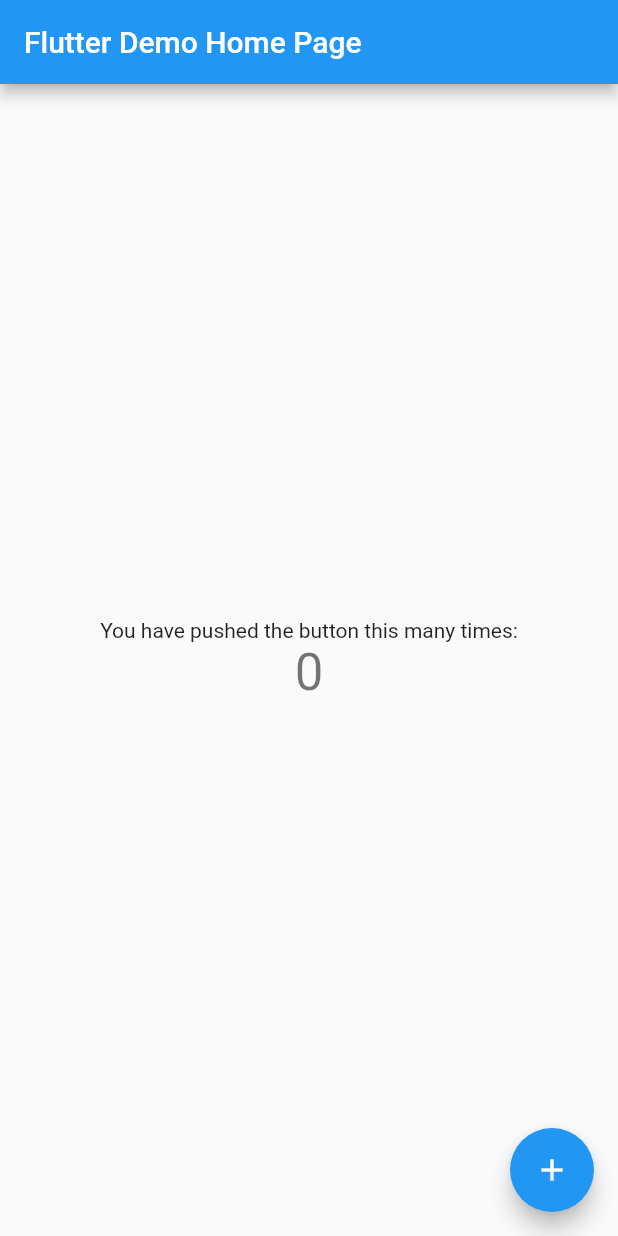
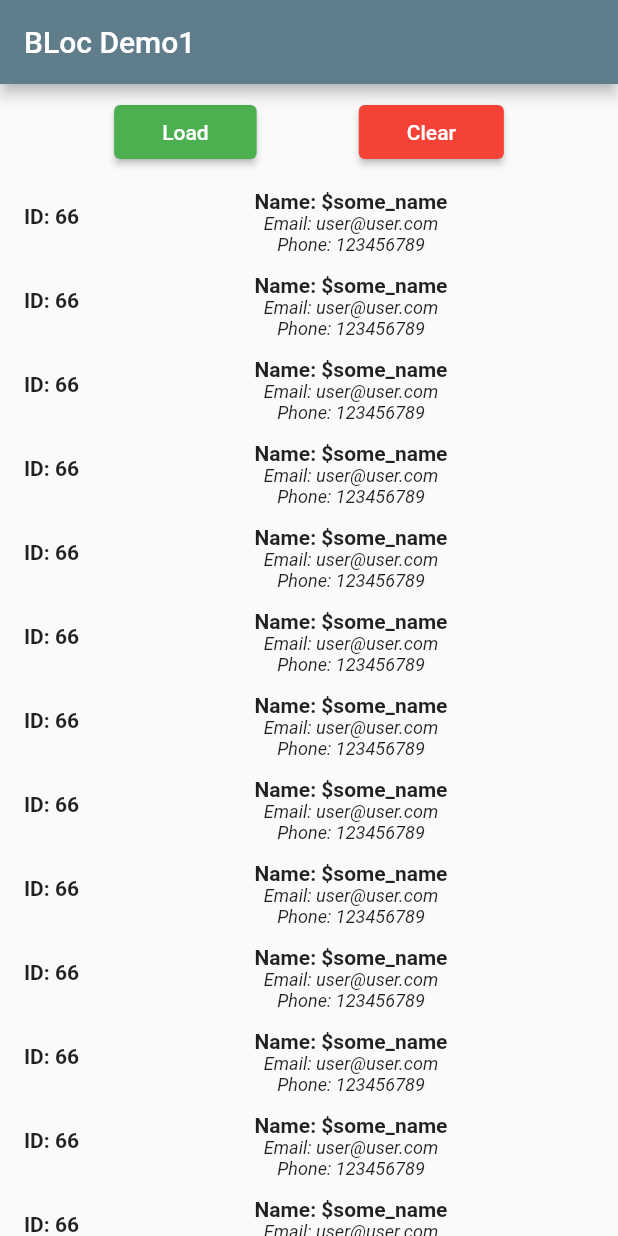
Before and after one commit to Spiritfaer/bloc_practics, a Flutter app: the screen it shows after launch, on a phone screen of 412 x 824 dp. Run offline on Flutter 3.47's test engine with Material 2 defaults, Android fonts, the phone set to English and light mode, and no system bars.

Commit message:
add models and home view

```diff
--- /dev/null
+++ b/lib/home_page.dart
@@ -0,0 +1,22 @@
+import 'package:flutter/material.dart';
+
+import 'widgets/action_buttons.dart';
+import 'widgets/user_list.dart';
+
+class HomePage extends StatelessWidget {
+  HomePage({Key? key}) : super(key: key);
+
+  @override
+  Widget build(BuildContext context) {
+    return Scaffold(
+      appBar: AppBar(title: Text('BLoc Demo1')),
+      body: Column(
+        crossAxisAlignment: CrossAxisAlignment.center,
+        children: [
+          ActionButtons(),
+          Expanded(child: UserList()),
+        ],
+      ),
+    );
+  }
+}
--- a/lib/main.dart
+++ b/lib/main.dart
@@ -1,4 +1,6 @@
 import 'package:flutter/material.dart';
+
+import 'home_page.dart';
 
 void main() {
   runApp(MyApp());
@@ -8,57 +10,25 @@ class MyApp extends StatelessWidget {
   @override
   Widget build(BuildContext context) {
     return MaterialApp(
-      title: 'Flutter Demo',
+      debugShowCheckedModeBanner: false,
+      title: 'BLoC Demo1',
       theme: ThemeData(
-        primarySwatch: Colors.blue,
+        primarySwatch: Colors.blueGrey,
+        textTheme: Theme.of(context).textTheme.copyWith(
+            bodyText1: TextStyle(
+              fontSize: 14.0,
+              fontWeight: FontWeight.normal,
+            ),
+            bodyText2: TextStyle(
+              fontSize: 14.0,
+              fontWeight: FontWeight.bold,
+            ),
+            subtitle1: TextStyle(
+              fontSize: 12.0,
+              fontStyle: FontStyle.italic,
+            )),
       ),
-      home: MyHomePage(title: 'Flutter Demo Home Page'),
+      home: HomePage(),
     );
   }
 }
-
-class MyHomePage extends StatefulWidget {
-  MyHomePage({Key? key, required this.title}) : super(key: key);
-  final String title;
-
-  @override
-  _MyHomePageState createState() => _MyHomePageState();
-}
-
-class _MyHomePageState extends State<MyHomePage> {
-  int _counter = 0;
-
-  void _incrementCounter() {
-    setState(() {
-      _counter++;
-    });
-  }
-
-  @override
-  Widget build(BuildContext context) {
-    return Scaffold(
-      appBar: AppBar(
-        title: Text(widget.title),
-      ),
-      body: Center(
-        child: Column(
-          mainAxisAlignment: MainAxisAlignment.center,
-          children: <Widget>[
-            Text(
-              'You have pushed the button this many times:',
-            ),
-            Text(
-              '$_counter',
-              style: Theme.of(context).textTheme.headline4,
-            ),
-          ],
-        ),
-      ),
-      floatingActionButton: FloatingActionButton(
-        onPressed: _incrementCounter,
-        tooltip: 'Increment',
-        child: Icon(Icons.add),
-      ),
-    );
-  }
-}
--- /dev/null
+++ b/lib/models/company.dart
@@ -0,0 +1,21 @@
+class Company {
+  String? name;
+  String? catchPhrase;
+  String? bs;
+
+  Company({this.name, this.catchPhrase, this.bs});
+
+  Company.fromJson(Map<String, dynamic> json) {
+    name = json['name'];
+    catchPhrase = json['catchPhrase'];
+    bs = json['bs'];
+  }
+
+  Map<String, dynamic> toJson() {
+    final Map<String, dynamic> data = new Map<String, dynamic>();
+    data['name'] = this.name;
+    data['catchPhrase'] = this.catchPhrase;
+    data['bs'] = this.bs;
+    return data;
+  }
+}
--- /dev/null
+++ b/lib/models/user.dart
@@ -0,0 +1,53 @@
+import 'address.dart';
+import 'company.dart';
+
+class User {
+  int? id;
+  String? name;
+  String? username;
+  String? email;
+  Address? address;
+  String? phone;
+  String? website;
+  Company? company;
+
+  User(
+      {this.id,
+      this.name,
+      this.username,
+      this.email,
+      this.address,
+      this.phone,
+      this.website,
+      this.company});
+
+  User.fromJson(Map<String, dynamic> json) {
+    id = json['id'];
+    name = json['name'];
+    username = json['username'];
+    email = json['email'];
+    address =
+        json['address'] != null ? new Address.fromJson(json['address']) : null;
+    phone = json['phone'];
+    website = json['website'];
+    company =
+        json['company'] != null ? new Company.fromJson(json['company']) : null;
+  }
+
+  Map<String, dynamic> toJson() {
+    final Map<String, dynamic> data = new Map<String, dynamic>();
+    data['id'] = this.id;
+    data['name'] = this.name;
+    data['username'] = this.username;
+    data['email'] = this.email;
+    if (this.address != null) {
+      data['address'] = this.address!.toJson();
+    }
+    data['phone'] = this.phone;
+    data['website'] = this.website;
+    if (this.company != null) {
+      data['company'] = this.company!.toJson();
+    }
+    return data;
+  }
+}
--- /dev/null
+++ b/lib/widgets/action_buttons.dart
@@ -0,0 +1,31 @@
+import 'package:flutter/material.dart';
+
+class ActionButtons extends StatelessWidget {
+  @override
+  Widget build(BuildContext context) => Padding(
+        padding: const EdgeInsets.all(8.0),
+        child: Row(
+          mainAxisAlignment: MainAxisAlignment.spaceEvenly,
+          children: [
+            ElevatedButton(
+              onPressed: () {},
+              child: Padding(
+                padding: const EdgeInsets.symmetric(horizontal: 16.0),
+                child: Text('Load'),
+              ),
+              style: ButtonStyle(
+                  backgroundColor: MaterialStateProperty.all(Colors.green)),
+            ),
+            ElevatedButton(
+              onPressed: () {},
+              child: Padding(
+                padding: const EdgeInsets.symmetric(horizontal: 16.0),
+                child: Text('Clear'),
+              ),
+              style: ButtonStyle(
+                  backgroundColor: MaterialStateProperty.all(Colors.red)),
+            ),
+          ],
+        ),
+      );
+}
--- /dev/null
+++ b/lib/widgets/user_list.dart
@@ -0,0 +1,27 @@
+import 'package:flutter/material.dart';
+
+class UserList extends StatelessWidget {
+  @override
+  Widget build(BuildContext context) => ListView.builder(
+        itemCount: 20,
+        itemBuilder: (context, index) => Container(
+          child: ListTile(
+            leading: Text('ID: 66'),
+            title: Column(
+              children: [
+                Text(
+                  'Name: \$some_name',
+                  style: Theme.of(context).textTheme.bodyText2,
+                ),
+                Column(
+                  children: [
+                    Text('Email: user@user.com'),
+                    Text('Phone: 123456789'),
+                  ],
+                ),
+              ],
+            ),
+          ),
+        ),
+      );
+}
```
Also changed, not shown: lib/models/address.dart (added, +31 -0 lines), lib/models/geo.dart (added, +18 -0 lines).
